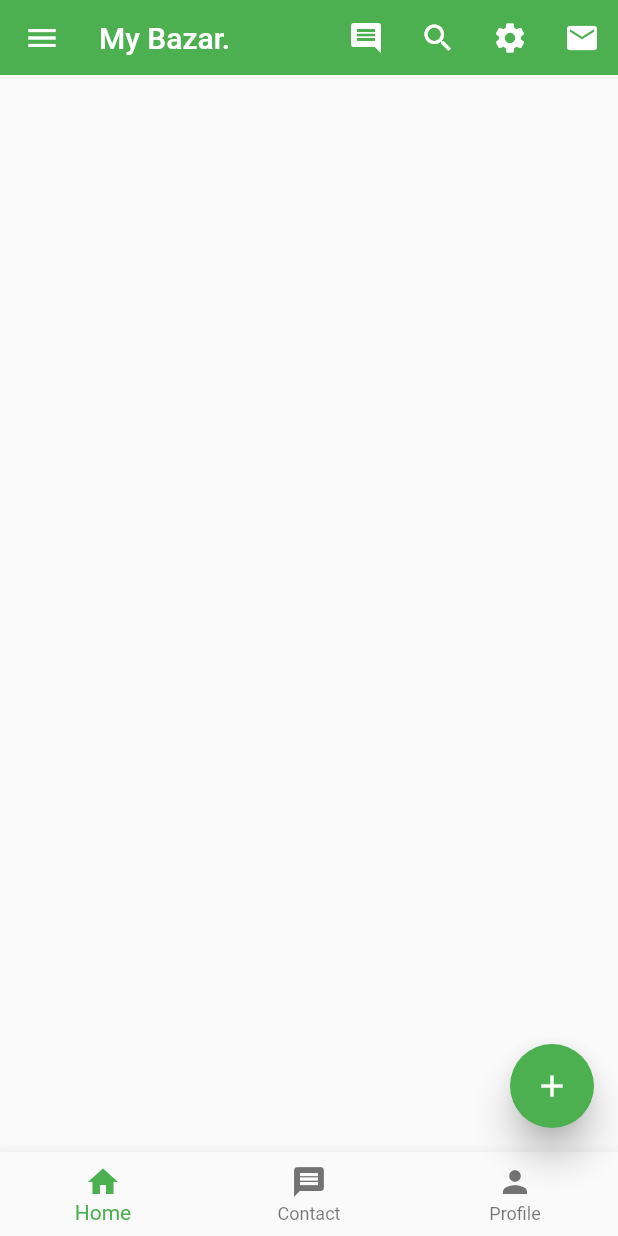
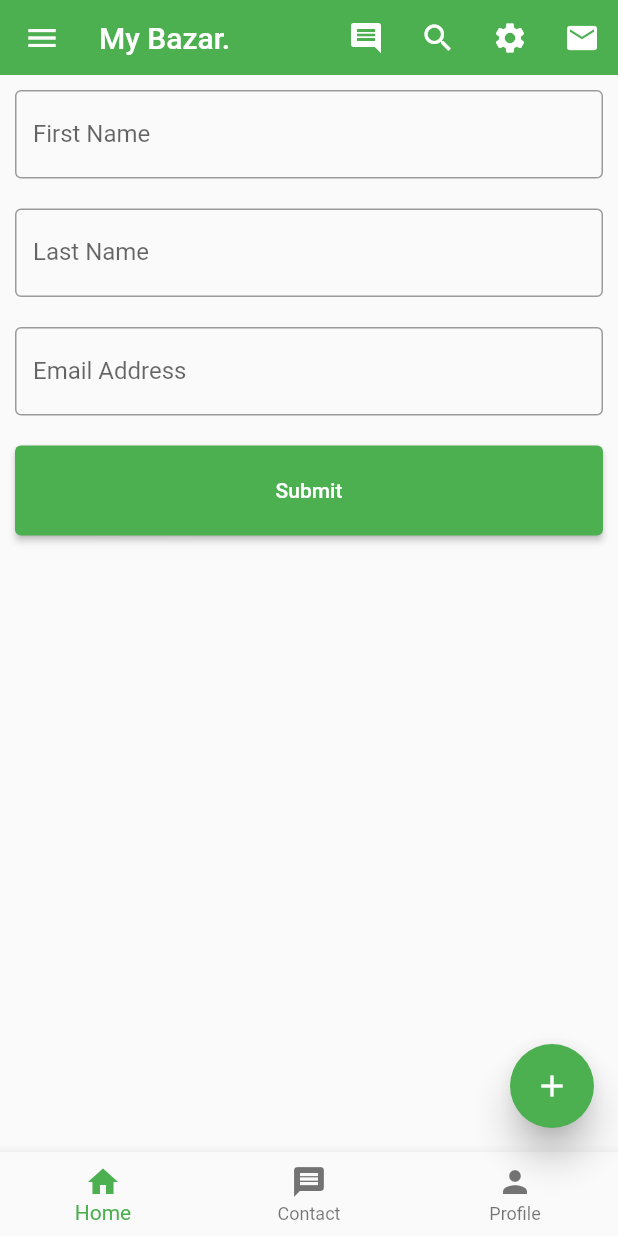
Before and after one commit to safiull/ecommerce-flutter-app, a Flutter app: the screen it shows after launch, on a phone screen of 412 x 824 dp. Run offline on Flutter 3.47's test engine with Material 2 defaults, Android fonts, the phone set to English and light mode, and no system bars.

Commit message:
Container, row column added.

```diff
--- a/lib/main.dart
+++ b/lib/main.dart
@@ -28,8 +28,51 @@ class HomeActivity extends StatelessWidget {
     );
   }
 
+  MyAlertDialog(context) {
+    return showDialog(
+      context: context,
+      builder: (BuildContext context) {
+        return Expanded(
+          child: AlertDialog(
+            title: Text("Alert!"),
+            content: Text('Are you sure?'),
+            actions: [
+              TextButton(
+                onPressed: () {
+                  MySnackBar("Deleted successfully.", context);
+                  Navigator.of(context).pop();
+                },
+                child: Text("Yes")
+              ),
+              TextButton(
+                onPressed: () {
+                  Navigator.of(context).pop();
+                },
+                child: Text("No")
+              ),
+            ],
+          ),
+        );
+      }
+    );
+  }
+
   @override
   Widget build(BuildContext context) {
+
+    ButtonStyle buttonStyle = ElevatedButton.styleFrom(
+      padding: EdgeInsets.all(10),
+      backgroundColor: Colors.green,
+      foregroundColor: Colors.white,
+      shape: RoundedRectangleBorder(
+        borderRadius: BorderRadius.all(Radius.circular(40))
+      )
+    );
+
+    ButtonStyle buttonStyle2 = ElevatedButton.styleFrom(
+      minimumSize: Size(double.infinity, 60)
+    );
+
     return Scaffold(
       appBar: AppBar(
         title: Text("My Bazar."),
@@ -212,6 +255,130 @@ class HomeActivity extends StatelessWidget {
           ],
         ),
       ),
+      // This is only text
+      // body: Text('Hello word'),
+      // This is centered image and text in body.
+      // body: Center(
+      //   // child: Text("Hello wrold"),
+      //   child: Image.network('https://images.pexels.com/photos/326055/pexels-photo-326055.jpeg?auto=compress&cs=tinysrgb&w=600'),
+      // ),
+      // This is container in body
+      // body: Container(
+      //   height: 300,
+      //   width: 300,
+      //   alignment: Alignment.topCenter,
+      //   // margin: EdgeInsets.fromLTRB(20, 10, 20, 10),
+      //   margin: EdgeInsets.all(30),
+      //   padding: EdgeInsets.all(40),
+      //   decoration: BoxDecoration(
+      //     color: Colors.blue,
+      //     border: Border.all(color: Colors.red, width: 5)
+      //   ),
+      //   child: Image.network('https://images.pexels.com/photos/326055/pexels-photo-326055.jpeg?auto=compress&cs=tinysrgb&w=600'),
+      // ),
+
+      // Images in rows
+
+      // body: Row(
+      //   mainAxisAlignment: MainAxisAlignment.spaceAround,
+      //   children: [
+      //     Container(
+      //       height: 150,
+      //       width: 150,
+      //       child: Image.network('https://images.pexels.com/photos/326055/pexels-photo-326055.jpeg?auto=compress&cs=tinysrgb&w=600'),
+      //     ),
+      //     Container(
+      //       height: 150,
+      //       width: 150,
+      //       child: Image.network('https://images.pexels.com/photos/326055/pexels-photo-326055.jpeg?auto=compress&cs=tinysrgb&w=600'),
+      //     ),
+      //     Container(
+      //       height: 150,
+      //       width: 150,
+      //       child: Image.network('https://images.pexels.com/photos/326055/pexels-photo-326055.jpeg?auto=compress&cs=tinysrgb&w=600'),
+      //     ),
+      //   ],
+      // ),
+
+      // Buttons in rows.
+      // body: Row(
+      //   mainAxisAlignment: MainAxisAlignment.spaceEvenly,
+      //   children: [
+      //     TextButton(
+      //       onPressed: () {
+      //         MySnackBar("I am text button.", context);
+      //       },
+      //       child: Text("Text button.")
+      //     ),
+      //     ElevatedButton(
+      //       onPressed: () {
+      //         MySnackBar("I am elevated button.", context);
+      //       },
+      //       child: Text("Elevated button."),
+      //       style: buttonStyle,
+      //     ),
+      //     OutlinedButton(
+      //       onPressed: () {
+      //         MySnackBar("I am outlined button.", context);
+      //       },
+      //       child: Text("Outlined button.")
+      //     ),
+      //   ],
+      // ),
+
+      // Show alert button and dialog/
+
+      // body: Center(
+      //   child: ElevatedButton(
+      //       onPressed: () {
+      //         MyAlertDialog(context);
+      //       },
+      //       child: Text("Show Alert."),
+      //       style: buttonStyle,
+      //     ),
+      // ),
+      body: Column(
+        mainAxisAlignment: MainAxisAlignment.start,
+        children: [
+          Padding(
+            padding: EdgeInsets.all(10),
+            child: TextField(
+              decoration: InputDecoration(
+                border: OutlineInputBorder(),
+                labelText: "First Name",
+              ),
+            ),
+          ),
+          Padding(
+            padding: EdgeInsets.all(10),
+            child: TextField(
+              decoration: InputDecoration(
+                border: OutlineInputBorder(),
+                labelText: "Last Name",
+              ),
+            ),
+          ),
+          Padding(
+            padding: EdgeInsets.all(10),
+            child: TextField(
+              decoration: InputDecoration(
+                border: OutlineInputBorder(),
+                labelText: "Email Address",
+              ),
+            ),
+          ),
+          Padding(
+            padding: EdgeInsets.all(10),
+            child: ElevatedButton(
+              onPressed: () {
+                MySnackBar("Submitted successfully.", context);
+              },
+              child: Text("Submit"),
+              style: buttonStyle2,
+            ),
+          ),
+        ],
+      ),
     );
   }
 }
```
